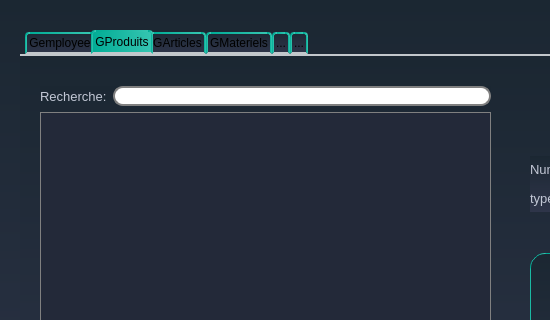
This is employee_interface/gproduits.ui in snwxr/Dry_Cleaner_2A3 as Qt 5 draws it before an edit; both pictures show x 0 to 550 and y 0 to 320 of the 1048 by 591 pixel window. The edited form follows.
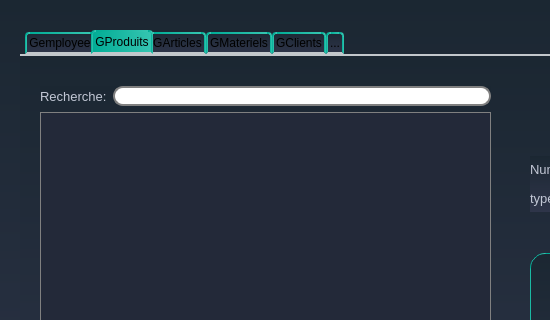
This is the edited form. Icons and pictures are not drawn.

Commit message: arduino + metiers + integration(employee,produits,article,materiels,clients)

The edit to the form file:
```diff
--- a/employee_interface/gproduits.ui
+++ b/employee_interface/gproduits.ui
@@ -1473,7 +1473,7 @@
    </widget>
    <widget class="QWidget" name="tab_3">
     <attribute name="title">
-     <string>...</string>
+     <string>GClients</string>
     </attribute>
    </widget>
    <widget class="QWidget" name="tab_5">
```
The commit also changes 90 other files.
